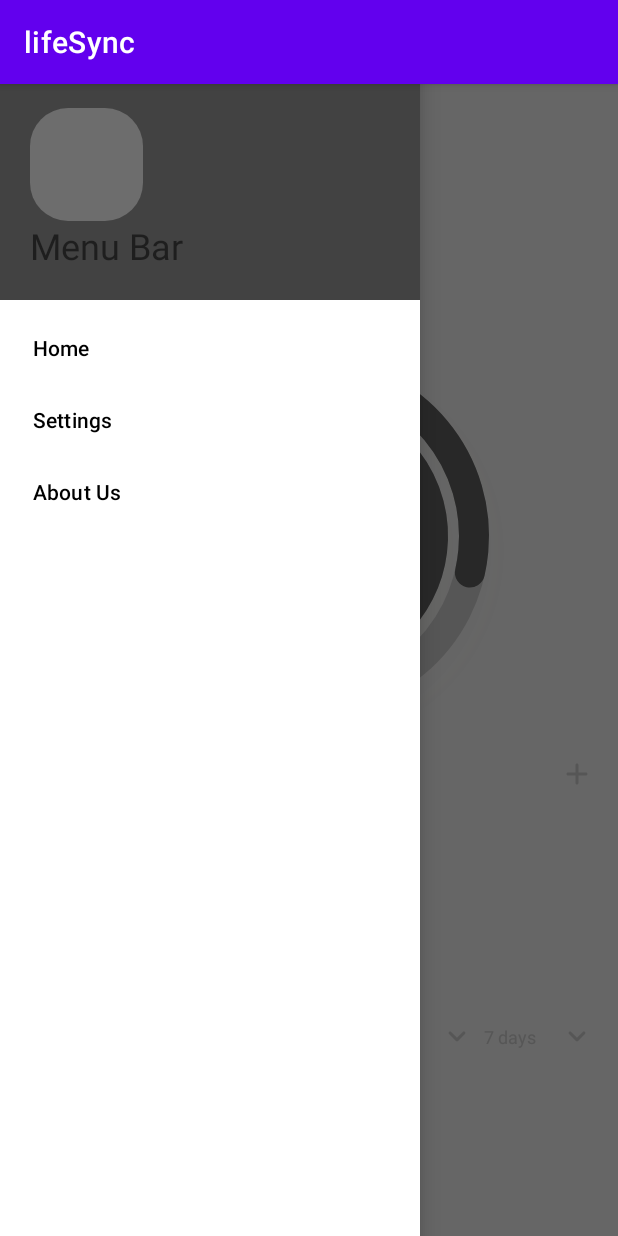
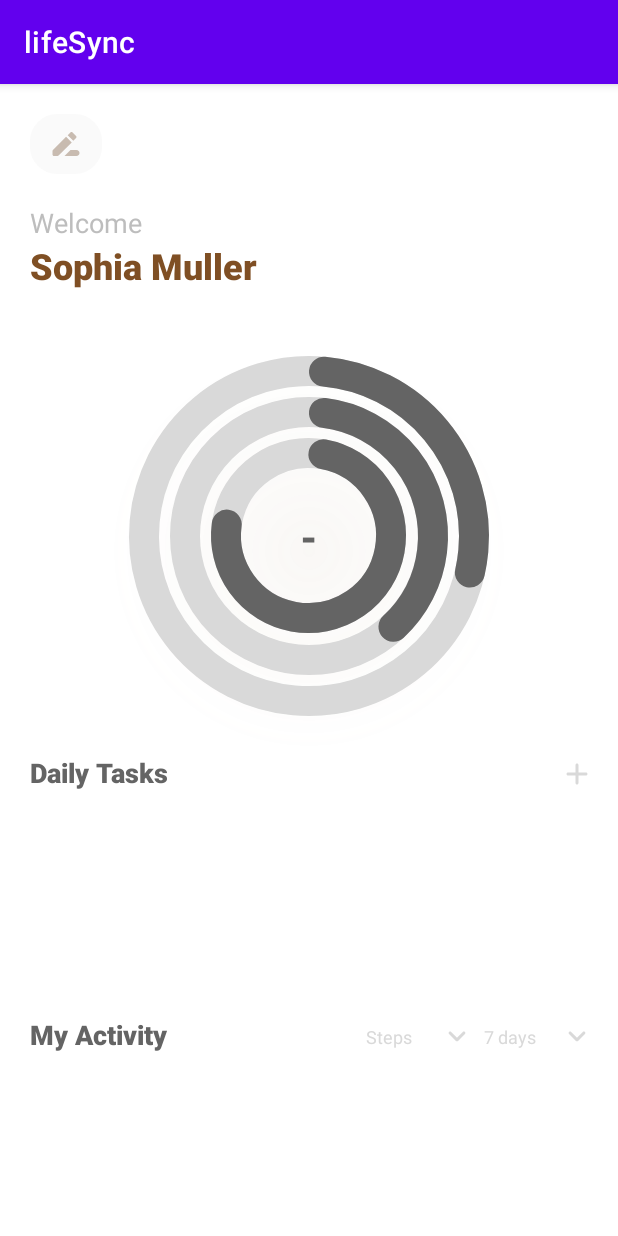
Before and after one commit to kangchong978/lifeSync_android_app, an Android app: the fragment FirstFragment shown on its own in the app's theme, after a tap on "Menu", on a phone screen of 412 x 824 dp. Run offline under Robolectric (Android 15) with nearby library versions, the phone set to English and light mode, and no system bars; 10 statements that could not run were skipped.

```diff
--- a/app/src/main/java/com/example/lifesync/FirstFragment.java
+++ b/app/src/main/java/com/example/lifesync/FirstFragment.java
@@ -14,6 +14,7 @@ import android.os.Bundle;
 import android.os.IBinder;
 import android.util.Log;
 import android.view.LayoutInflater;
+import android.view.MenuItem;
 import android.view.View;
 import android.view.ViewGroup;
 import android.widget.AdapterView;
@@ -37,6 +38,7 @@ import androidx.navigation.fragment.NavHostFragment;
 
 import com.example.lifesync.databinding.FragmentFirstBinding;
 import com.google.android.material.bottomsheet.BottomSheetDialogFragment;
+import com.google.android.material.navigation.NavigationView;
 import com.google.android.material.progressindicator.CircularProgressIndicator;
 
 import org.json.JSONArray;
@@ -163,6 +165,7 @@ public class FirstFragment extends Fragment implements AddActivityModalFragment.
     private boolean redirectToOnboarding;
     private int spinnerOptionId = 0;
     private int classSpinnerOptionId = 0;
+    private UserInfo userInfo;
 
     @Override
     public void onDestroy() {
@@ -187,7 +190,7 @@ public class FirstFragment extends Fragment implements AddActivityModalFragment.
         dbManager = new DBManager(getContext());
         dbManager.open();
         activeActivityList = dbManager.fetchActivityTasks(todayDayOfWeek).toArray(new ActivityTask[0]);
-        UserInfo userInfo = dbManager.fetchUserInfo();
+        userInfo = dbManager.fetchUserInfo();
 
         if (userInfo != null) {
             username = userInfo.name;
@@ -214,6 +217,9 @@ public class FirstFragment extends Fragment implements AddActivityModalFragment.
     public void onViewCreated(@NonNull View view, Bundle savedInstanceState) {
         super.onViewCreated(view, savedInstanceState);
         context = view.getContext();
+
+        TextView versionTextView = view.findViewById(R.id.versionTextView);
+        versionTextView.setText("version: " + BuildConfig.VERSION_NAME + " (" + BuildConfig.VERSION_CODE + ")");
 
 
         progressPercentage = (TextView) view.findViewById(R.id.progressPercentage);
@@ -283,10 +289,19 @@ public class FirstFragment extends Fragment implements AddActivityModalFragment.
         inProgressActivityList = activeActivityList;
 
 
-        DrawerLayout drawerLayout = view.findViewById(R.id.drawer_layout);
+        ImageButton menu_button = view.findViewById(R.id.menu_button);
+        menu_button.setOnClickListener(view12 -> {
 
-        ImageButton menu_button = view.findViewById(R.id.menu_button);
-        menu_button.setOnClickListener(view12 -> drawerLayout.openDrawer(GravityCompat.START));
+            NavHostFragment navHostFragment = (NavHostFragment) Objects.requireNonNull(getActivity()).getSupportFragmentManager().findFragmentById(R.id.nav_host_fragment_content_main);
+            assert navHostFragment != null;
+            NavController navController = navHostFragment.getNavController();
+            Bundle bundle = new Bundle();
+            bundle.putString("previousName", userInfo.name);
+            bundle.putInt("previousHeight", userInfo.height);
+            bundle.putInt("previousWeight", userInfo.weight);
+            bundle.putInt("previousAge", userInfo.age);
+            navController.navigate(R.id.OnBoardingFragment, bundle);
+        });
 
     }
 
--- /dev/null
+++ b/app/src/main/res/drawable/round_drive_file_rename_outline_24.xml
@@ -0,0 +1,7 @@
+<vector android:height="24dp"  android:tint="#50582f0e"
+    android:viewportHeight="24" android:viewportWidth="24"
+    android:width="24dp" xmlns:android="http://schemas.android.com/apk/res/android">
+    <path android:fillColor="@android:color/white" android:pathData="M15,16l-4,4h8c1.1,0 2,-0.9 2,-2v0c0,-1.1 -0.9,-2 -2,-2H15z"/>
+    <path android:fillColor="@android:color/white" android:pathData="M12.06,7.19l-8.77,8.77C3.11,16.14 3,16.4 3,16.66V19c0,0.55 0.45,1 1,1h2.34c0.27,0 0.52,-0.11 0.71,-0.29l8.77,-8.77L12.06,7.19z"/>
+    <path android:fillColor="@android:color/white" android:pathData="M18.71,8.04c0.39,-0.39 0.39,-1.02 0,-1.41l-2.34,-2.34c-0.39,-0.39 -1.02,-0.39 -1.41,0l-1.83,1.83l3.75,3.75L18.71,8.04z"/>
+</vector>
--- a/app/src/main/res/layout/fragment_first.xml
+++ b/app/src/main/res/layout/fragment_first.xml
@@ -5,52 +5,10 @@
     android:id="@+id/drawer_layout"
     android:layout_width="match_parent"
     android:layout_height="match_parent"
-    tools:context=".FirstFragment"
     android:fitsSystemWindows="true"
-    tools:openDrawer="start"
-    >
+    tools:openDrawer="start">
 
-<!--    <LinearLayout-->
-<!--        android:layout_width="match_parent"-->
-<!--        android:layout_height="match_parent"-->
-<!--        android:orientation="vertical">-->
-<!--        <androidx.appcompat.widget.Toolbar-->
-<!--            android:layout_width="match_parent"-->
-<!--            android:layout_height="56dp"-->
-<!--            android:id="@+id/toolbar"-->
-<!--            android:elevation="4dp"-->
-<!--            android:background="@color/lavender"-->
-<!--            android:theme="@style/ThemeOverlay.AppCompat.Dark.ActionBar"-->
-<!--            android:popupTheme="@style/ThemeOverlay.AppCompat.Light"/>-->
-<!--        <FrameLayout-->
-<!--            android:layout_width="match_parent"-->
-<!--            android:layout_height="match_parent"-->
-<!--            android:id="@+id/fragment_container"/>-->
-<!--    </LinearLayout>-->
 
-    <com.google.android.material.navigation.NavigationView
-        android:layout_width="wrap_content"
-        android:layout_height="match_parent"
-        android:id="@+id/nav_view"
-        app:headerLayout="@layout/header"
-        app:menu="@menu/menu_main"
-        android:layout_gravity="start"
-        tools:ignore="MissingConstraints">
-
-    </com.google.android.material.navigation.NavigationView>
-
-<!--    <androidx.appcompat.widget.Toolbar-->
-<!--        android:id="@+id/toolbar"-->
-<!--        android:layout_width="0dp"-->
-<!--        android:layout_height="wrap_content"-->
-<!--        android:minHeight="?attr/actionBarSize"-->
-<!--        android:theme="?attr/actionBarTheme"-->
-<!--        app:layout_constraintEnd_toEndOf="parent"-->
-<!--        app:layout_constraintStart_toStartOfStart="parent"-->
-<!--        app:layout_constraintTop_toTopOf="parent"-->
-<!--        app:navigationIcon="@menu/menu_main"-->
-<!--        app:title="Toolbar"-->
-<!--        />-->
 
     <ScrollView
         android:layout_width="match_parent"
@@ -70,7 +28,7 @@
                 android:layout_margin="20dp"
                 android:background="@drawable/home_menu_button"
                 android:contentDescription="@string/menu"
-                android:src="@drawable/round_menu_24" />
+                android:src="@drawable/round_drive_file_rename_outline_24" />
 
             <LinearLayout
                 android:layout_width="match_parent"
@@ -105,9 +63,8 @@
             <FrameLayout
                 android:layout_width="match_parent"
                 android:layout_height="wrap_content"
-                android:paddingBottom="20dp"
                 android:background="@drawable/progress_percentage_background"
-                >
+                android:paddingBottom="20dp">
 
 
                 <TextView
@@ -115,11 +72,11 @@
                     android:layout_width="wrap_content"
                     android:layout_height="wrap_content"
                     android:layout_gravity="center"
+                    android:height="34dp"
                     android:fontFamily="sans-serif-black"
                     android:text="@string/dash"
                     android:textColor="#646464"
-                    android:textSize="26sp"
-                    android:height="34dp"/>
+                    android:textSize="26sp" />
 
                 <com.google.android.material.progressindicator.CircularProgressIndicator
                     android:id="@+id/progress_circular_small"
@@ -181,10 +138,10 @@
                     android:layout_height="wrap_content"
                     android:layout_alignParentEnd="true"
                     android:background="@drawable/home_create_activity_button"
+                    android:contentDescription="@string/add_activity"
                     android:paddingHorizontal="10dp"
                     android:paddingVertical="1dp"
-                    android:src="@drawable/round_add_24"
-                    android:contentDescription="@string/add_activity" />
+                    android:src="@drawable/round_add_24" />
             </RelativeLayout>
 
             <HorizontalScrollView
@@ -241,16 +198,14 @@
                 android:id="@+id/dailyActivityHorizontalScrollView1"
                 android:layout_width="match_parent"
                 android:layout_height="wrap_content"
-                android:layout_marginBottom="12dp"
-                >
+                android:layout_marginBottom="12dp">
 
                 <LinearLayout
                     android:id="@+id/dailyActivityLinearLayout2"
                     android:layout_width="wrap_content"
                     android:layout_height="wrap_content"
                     android:layout_marginBottom="18dp"
-                    android:orientation="horizontal"
-                    >
+                    android:orientation="horizontal">
 
                     <com.example.lifesync.LineGraphView
                         android:id="@+id/graphView"
@@ -261,7 +216,14 @@
             </HorizontalScrollView>
 
 
+            <TextView
+                android:id="@+id/versionTextView"
+                android:layout_width="match_parent"
+                android:layout_height="wrap_content"
+                android:gravity="center_horizontal"
+                android:text="version: -" android:textSize="12dp"></TextView>
         </LinearLayout>
+
 
     </ScrollView>
 </androidx.drawerlayout.widget.DrawerLayout>
--- a/app/src/main/res/menu/menu_main.xml
+++ b/app/src/main/res/menu/menu_main.xml
@@ -3,20 +3,8 @@
     xmlns:tools="http://schemas.android.com/tools"
     tools:context="com.example.lifesync.MainActivity" >
 
-    <item android:id="@+id/home_page"
-        android:title="Home"
-        android:orderInCategory="100"
-        app:showAsAction="never"/>
-
     <item android:id="@+id/action_settings"
-        android:title="Settings"
-        android:orderInCategory="100"
-        app:showAsAction="never"
+        android:title="Setting my info"
         />
 
-    <item android:id="@+id/about_us"
-        android:title="About Us"
-        android:orderInCategory="100"
-        app:showAsAction="never"
-        />
 </menu>
```
Also changed, not shown: app/src/main/java/com/example/lifesync/onboarding.java (+23 -6 lines).
